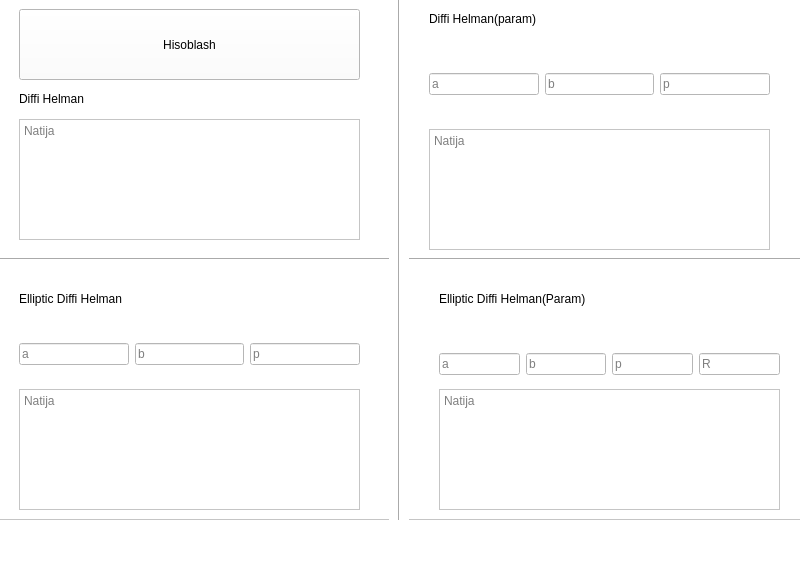
This is diffi ui.ui in G7anD/key-exchange as Qt 5 draws it before an edit. The edited form follows.
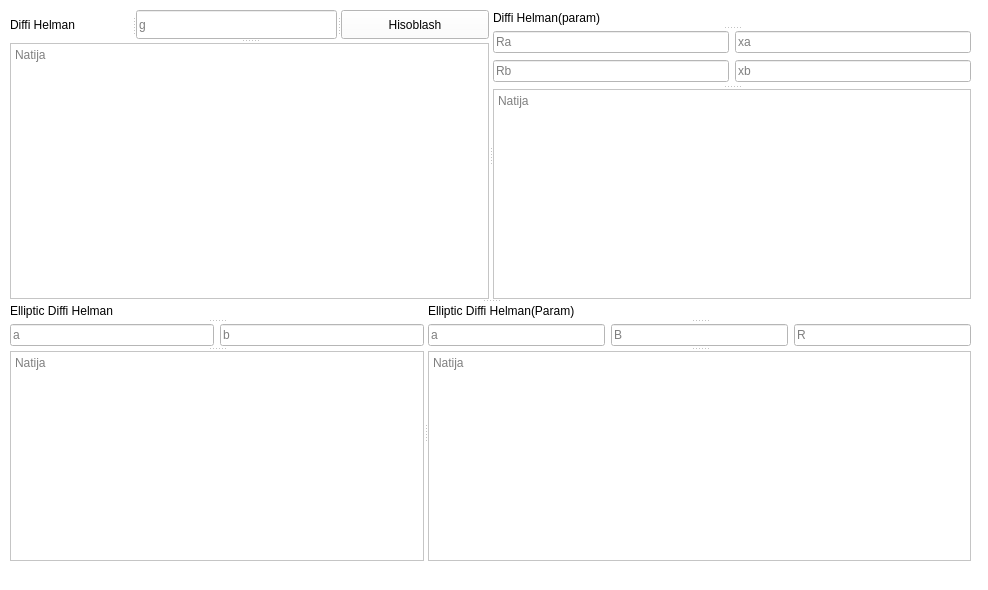
This is the edited form.

```diff
--- a/diffi ui.ui
+++ b/diffi ui.ui
@@ -6,8 +6,8 @@
    <rect>
     <x>0</x>
     <y>0</y>
-    <width>800</width>
-    <height>562</height>
+    <width>988</width>
+    <height>590</height>
    </rect>
   </property>
   <property name="windowTitle">
@@ -17,272 +17,221 @@
    <string notr="true">background-color: rgb(255, 255, 255);</string>
   </property>
   <widget class="QWidget" name="centralwidget">
-   <widget class="QFrame" name="frame">
+   <widget class="QWidget" name="widget" native="true">
     <property name="geometry">
      <rect>
-      <x>-11</x>
-      <y>-1</y>
-      <width>821</width>
-      <height>521</height>
+      <x>0</x>
+      <y>-30</y>
+      <width>991</width>
+      <height>601</height>
      </rect>
     </property>
-    <property name="frameShape">
-     <enum>QFrame::StyledPanel</enum>
-    </property>
-    <property name="frameShadow">
-     <enum>QFrame::Raised</enum>
-    </property>
     <widget class="Line" name="line">
      <property name="geometry">
       <rect>
        <x>10</x>
-       <y>250</y>
-       <width>801</width>
-       <height>20</height>
+       <y>308</y>
+       <width>732</width>
+       <height>19</height>
       </rect>
      </property>
      <property name="orientation">
       <enum>Qt::Horizontal</enum>
      </property>
     </widget>
-    <widget class="Line" name="line_2">
+    <widget class="QSplitter" name="splitter_11">
      <property name="geometry">
       <rect>
-       <x>400</x>
-       <y>-10</y>
-       <width>20</width>
+       <x>10</x>
+       <y>40</y>
+       <width>961</width>
        <height>551</height>
       </rect>
      </property>
      <property name="orientation">
       <enum>Qt::Vertical</enum>
      </property>
-    </widget>
-    <widget class="QTextBrowser" name="textBrowser">
-     <property name="geometry">
-      <rect>
-       <x>30</x>
-       <y>120</y>
-       <width>341</width>
-       <height>121</height>
-      </rect>
-     </property>
-     <property name="whatsThis">
-      <string>&lt;html&gt;&lt;head/&gt;&lt;body&gt;&lt;p&gt;dsadasd&lt;/p&gt;&lt;/body&gt;&lt;/html&gt;</string>
-     </property>
-     <property name="placeholderText">
-      <string>Natija</string>
-     </property>
-    </widget>
-    <widget class="QTextBrowser" name="textBrowser_2">
-     <property name="geometry">
-      <rect>
-       <x>30</x>
-       <y>390</y>
-       <width>341</width>
-       <height>121</height>
-      </rect>
-     </property>
-     <property name="placeholderText">
-      <string>Natija</string>
-     </property>
-    </widget>
-    <widget class="QTextBrowser" name="textBrowser_3">
-     <property name="geometry">
-      <rect>
-       <x>450</x>
-       <y>390</y>
-       <width>341</width>
-       <height>121</height>
-      </rect>
-     </property>
-     <property name="placeholderText">
-      <string>Natija</string>
-     </property>
-    </widget>
-    <widget class="QTextBrowser" name="textBrowser_4">
-     <property name="geometry">
-      <rect>
-       <x>440</x>
-       <y>130</y>
-       <width>341</width>
-       <height>121</height>
-      </rect>
-     </property>
-     <property name="placeholderText">
-      <string>Natija</string>
-     </property>
-    </widget>
-    <widget class="QLabel" name="label">
-     <property name="geometry">
-      <rect>
-       <x>30</x>
-       <y>90</y>
-       <width>121</width>
-       <height>20</height>
-      </rect>
-     </property>
-     <property name="text">
-      <string>Diffi Helman</string>
-     </property>
-    </widget>
-    <widget class="QLabel" name="label_2">
-     <property name="geometry">
-      <rect>
-       <x>440</x>
-       <y>10</y>
-       <width>211</width>
-       <height>20</height>
-      </rect>
-     </property>
-     <property name="text">
-      <string>Diffi Helman(param)</string>
-     </property>
-    </widget>
-    <widget class="QLabel" name="label_3">
-     <property name="geometry">
-      <rect>
-       <x>30</x>
-       <y>290</y>
-       <width>271</width>
-       <height>20</height>
-      </rect>
-     </property>
-     <property name="text">
-      <string>Elliptic Diffi Helman</string>
-     </property>
-    </widget>
-    <widget class="QLabel" name="label_4">
-     <property name="geometry">
-      <rect>
-       <x>450</x>
-       <y>290</y>
-       <width>211</width>
-       <height>20</height>
-      </rect>
-     </property>
-     <property name="text">
-      <string>Elliptic Diffi Helman(Param)</string>
-     </property>
-    </widget>
-    <widget class="QWidget" name="layoutWidget">
-     <property name="geometry">
-      <rect>
-       <x>440</x>
-       <y>70</y>
-       <width>341</width>
-       <height>30</height>
-      </rect>
-     </property>
-     <layout class="QHBoxLayout" name="horizontalLayout_2">
-      <item>
-       <widget class="QLineEdit" name="lineEdit_4">
-        <property name="placeholderText">
-         <string>a</string>
+     <widget class="QSplitter" name="splitter_5">
+      <property name="orientation">
+       <enum>Qt::Horizontal</enum>
+      </property>
+      <widget class="QSplitter" name="splitter_3">
+       <property name="orientation">
+        <enum>Qt::Vertical</enum>
+       </property>
+       <widget class="QSplitter" name="splitter_2">
+        <property name="orientation">
+         <enum>Qt::Horizontal</enum>
         </property>
+        <widget class="QLabel" name="label">
+         <property name="text">
+          <string>Diffi Helman</string>
+         </property>
+        </widget>
+        <widget class="QLineEdit" name="diff_g">
+         <property name="placeholderText">
+          <string>g</string>
+         </property>
+        </widget>
+        <widget class="QPushButton" name="pushButton">
+         <property name="text">
+          <string>Hisoblash</string>
+         </property>
+        </widget>
        </widget>
-      </item>
-      <item>
-       <widget class="QLineEdit" name="lineEdit_5">
-        <property name="placeholderText">
-         <string>b</string>
+       <widget class="QTextBrowser" name="diffi_text">
+        <property name="whatsThis">
+         <string>&lt;html&gt;&lt;head/&gt;&lt;body&gt;&lt;p&gt;dsadasd&lt;/p&gt;&lt;/body&gt;&lt;/html&gt;</string>
         </property>
-       </widget>
-      </item>
-      <item>
-       <widget class="QLineEdit" name="lineEdit_6">
         <property name="placeholderText">
-         <string>p</string>
+         <string>Natija</string>
         </property>
        </widget>
-      </item>
-     </layout>
-    </widget>
-    <widget class="QPushButton" name="pushButton">
-     <property name="geometry">
-      <rect>
-       <x>30</x>
-       <y>10</y>
-       <width>341</width>
-       <height>71</height>
-      </rect>
-     </property>
-     <property name="text">
-      <string>Hisoblash</string>
-     </property>
-    </widget>
-    <widget class="QWidget" name="">
-     <property name="geometry">
-      <rect>
-       <x>30</x>
-       <y>340</y>
-       <width>341</width>
-       <height>30</height>
-      </rect>
-     </property>
-     <layout class="QHBoxLayout" name="horizontalLayout">
-      <item>
-       <widget class="QLineEdit" name="lineEdit">
-        <property name="placeholderText">
-         <string>a</string>
+      </widget>
+      <widget class="QSplitter" name="splitter_4">
+       <property name="orientation">
+        <enum>Qt::Vertical</enum>
+       </property>
+       <widget class="QLabel" name="label_2">
+        <property name="text">
+         <string>Diffi Helman(param)</string>
         </property>
        </widget>
-      </item>
-      <item>
-       <widget class="QLineEdit" name="lineEdit_2">
-        <property name="placeholderText">
-         <string>b</string>
+       <widget class="QSplitter" name="splitter">
+        <property name="orientation">
+         <enum>Qt::Vertical</enum>
         </property>
+        <widget class="QWidget" name="layoutWidget">
+         <layout class="QGridLayout" name="gridLayout">
+          <item row="0" column="1">
+           <widget class="QLineEdit" name="diffi_param_xa">
+            <property name="placeholderText">
+             <string>xa</string>
+            </property>
+           </widget>
+          </item>
+          <item row="1" column="0">
+           <widget class="QLineEdit" name="diffi_param_Rb">
+            <property name="placeholderText">
+             <string>Rb</string>
+            </property>
+           </widget>
+          </item>
+          <item row="1" column="1">
+           <widget class="QLineEdit" name="diffi_param_xb">
+            <property name="placeholderText">
+             <string>xb</string>
+            </property>
+           </widget>
+          </item>
+          <item row="0" column="0">
+           <widget class="QLineEdit" name="diffi_param_Ra">
+            <property name="text">
+             <string/>
+            </property>
+            <property name="placeholderText">
+             <string>Ra</string>
+            </property>
+           </widget>
+          </item>
+         </layout>
+        </widget>
+        <widget class="QTextBrowser" name="diffi_param_text">
+         <property name="placeholderText">
+          <string>Natija</string>
+         </property>
+        </widget>
        </widget>
-      </item>
-      <item>
-       <widget class="QLineEdit" name="lineEdit_3">
-        <property name="placeholderText">
-         <string>p</string>
+      </widget>
+     </widget>
+     <widget class="QSplitter" name="splitter_10">
+      <property name="orientation">
+       <enum>Qt::Horizontal</enum>
+      </property>
+      <widget class="QSplitter" name="splitter_9">
+       <property name="orientation">
+        <enum>Qt::Vertical</enum>
+       </property>
+       <widget class="QLabel" name="label_3">
+        <property name="text">
+         <string>Elliptic Diffi Helman</string>
         </property>
        </widget>
-      </item>
-     </layout>
-    </widget>
-    <widget class="QWidget" name="">
-     <property name="geometry">
-      <rect>
-       <x>450</x>
-       <y>350</y>
-       <width>341</width>
-       <height>30</height>
-      </rect>
-     </property>
-     <layout class="QHBoxLayout" name="horizontalLayout_3">
-      <item>
-       <widget class="QLineEdit" name="lineEdit_7">
-        <property name="placeholderText">
-         <string>a</string>
+       <widget class="QSplitter" name="splitter_6">
+        <property name="orientation">
+         <enum>Qt::Vertical</enum>
         </property>
+        <widget class="QWidget" name="layoutWidget">
+         <layout class="QHBoxLayout" name="horizontalLayout">
+          <item>
+           <widget class="QLineEdit" name="el_diffi_a">
+            <property name="placeholderText">
+             <string>a</string>
+            </property>
+           </widget>
+          </item>
+          <item>
+           <widget class="QLineEdit" name="el_diffi_b">
+            <property name="placeholderText">
+             <string>b</string>
+            </property>
+           </widget>
+          </item>
+         </layout>
+        </widget>
+        <widget class="QTextBrowser" name="el_diffi_text">
+         <property name="placeholderText">
+          <string>Natija</string>
+         </property>
+        </widget>
        </widget>
-      </item>
-      <item>
-       <widget class="QLineEdit" name="lineEdit_8">
-        <property name="placeholderText">
-         <string>b</string>
+      </widget>
+      <widget class="QSplitter" name="splitter_8">
+       <property name="orientation">
+        <enum>Qt::Vertical</enum>
+       </property>
+       <widget class="QLabel" name="label_4">
+        <property name="text">
+         <string>Elliptic Diffi Helman(Param)</string>
         </property>
        </widget>
-      </item>
-      <item>
-       <widget class="QLineEdit" name="lineEdit_9">
-        <property name="placeholderText">
-         <string>p</string>
+       <widget class="QSplitter" name="splitter_7">
+        <property name="orientation">
+         <enum>Qt::Vertical</enum>
         </property>
+        <widget class="QWidget" name="layoutWidget">
+         <layout class="QHBoxLayout" name="horizontalLayout_3">
+          <item>
+           <widget class="QLineEdit" name="el_diffi_para_a">
+            <property name="placeholderText">
+             <string>a</string>
+            </property>
+           </widget>
+          </item>
+          <item>
+           <widget class="QLineEdit" name="el_diffi_param_B">
+            <property name="placeholderText">
+             <string>B</string>
+            </property>
+           </widget>
+          </item>
+          <item>
+           <widget class="QLineEdit" name="el_diffi_param_R">
+            <property name="placeholderText">
+             <string>R</string>
+            </property>
+           </widget>
+          </item>
+         </layout>
+        </widget>
+        <widget class="QTextBrowser" name="el_diffi_param_text">
+         <property name="placeholderText">
+          <string>Natija</string>
+         </property>
+        </widget>
        </widget>
-      </item>
-      <item>
-       <widget class="QLineEdit" name="lineEdit_10">
-        <property name="placeholderText">
-         <string>R</string>
-        </property>
-       </widget>
-      </item>
-     </layout>
+      </widget>
+     </widget>
     </widget>
    </widget>
   </widget>
```
Left out of the diff: 6 changed lines with no effect on the pictures.
